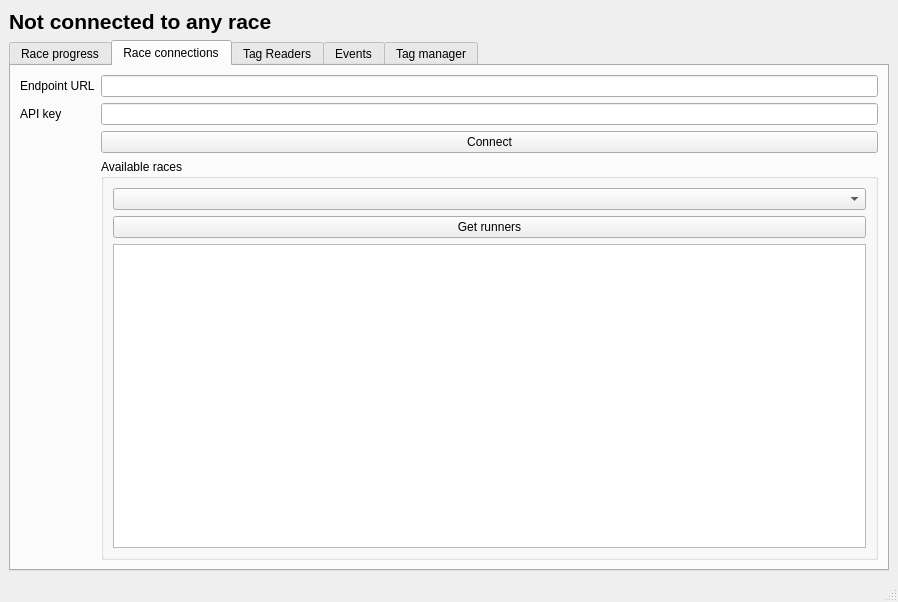
The window that software/src/mainwindow.ui (nfogh/Racetiming) describes before a commit, drawn with Qt 5.
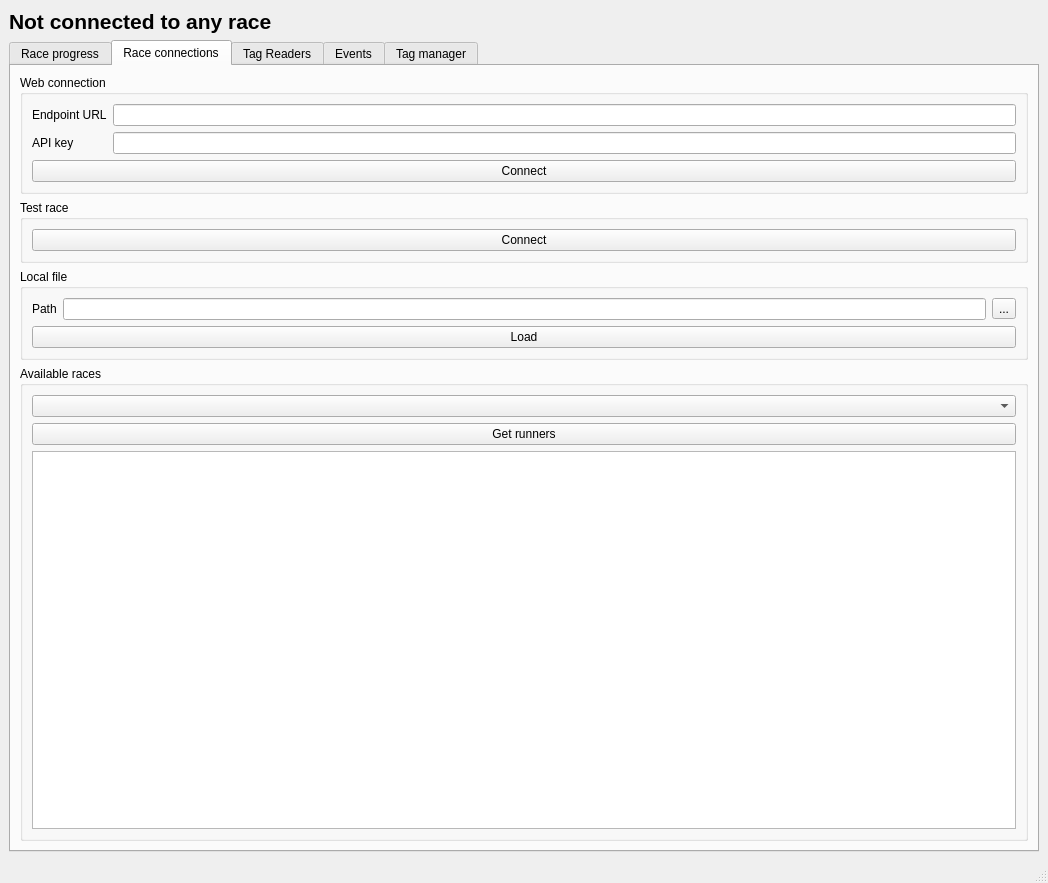
The same window after the commit. The open tabs and pages were chosen to show the change. Custom widgets are drawn as their Qt base class.

```diff
--- a/software/src/mainwindow.ui
+++ b/software/src/mainwindow.ui
@@ -6,8 +6,8 @@
    <rect>
     <x>0</x>
     <y>0</y>
-    <width>898</width>
-    <height>602</height>
+    <width>1048</width>
+    <height>883</height>
    </rect>
   </property>
   <property name="windowTitle">
@@ -64,63 +64,127 @@
        <attribute name="title">
         <string>Race connections</string>
        </attribute>
-       <layout class="QFormLayout" name="formLayout">
-        <item row="0" column="0">
-         <widget class="QLabel" name="label_3">
-          <property name="text">
-           <string>Endpoint URL</string>
+       <layout class="QVBoxLayout" name="verticalLayout_2">
+        <item>
+         <widget class="QGroupBox" name="webConnectionGroupBox">
+          <property name="title">
+           <string>Web connection</string>
           </property>
+          <layout class="QGridLayout" name="gridLayout_7">
+           <item row="0" column="1">
+            <widget class="QLineEdit" name="endpointLineEdit">
+             <property name="text">
+              <string/>
+             </property>
+            </widget>
+           </item>
+           <item row="1" column="1">
+            <widget class="QLineEdit" name="apiKeyLineEdit">
+             <property name="text">
+              <string/>
+             </property>
+            </widget>
+           </item>
+           <item row="1" column="0">
+            <widget class="QLabel" name="label_4">
+             <property name="text">
+              <string>API key</string>
+             </property>
+            </widget>
+           </item>
+           <item row="0" column="0">
+            <widget class="QLabel" name="label_3">
+             <property name="text">
+              <string>Endpoint URL</string>
+             </property>
+            </widget>
+           </item>
+           <item row="2" column="0" colspan="2">
+            <widget class="QPushButton" name="raceConnectionsConnectButton">
+             <property name="text">
+              <string>Connect</string>
+             </property>
+            </widget>
+           </item>
+          </layout>
          </widget>
         </item>
-        <item row="0" column="1">
-         <widget class="QLineEdit" name="endpointLineEdit">
-          <property name="text">
-           <string/>
+        <item>
+         <widget class="QGroupBox" name="testConnectionGroupBox">
+          <property name="title">
+           <string>Test race</string>
           </property>
+          <layout class="QGridLayout" name="gridLayout_3">
+           <item row="1" column="0">
+            <widget class="QPushButton" name="connectTestPushButton">
+             <property name="text">
+              <string>Connect</string>
+             </property>
+            </widget>
+           </item>
+          </layout>
          </widget>
         </item>
-        <item row="1" column="0">
-         <widget class="QLabel" name="label_4">
-          <property name="text">
-           <string>API key</string>
+        <item>
+         <widget class="QGroupBox" name="localConnectionGroupBox">
+          <property name="title">
+           <string>Local file</string>
           </property>
+          <layout class="QGridLayout" name="gridLayout_8">
+           <item row="0" column="2">
+            <widget class="QToolButton" name="connectLocalFilePathBrowseToolButton">
+             <property name="text">
+              <string>...</string>
+             </property>
+            </widget>
+           </item>
+           <item row="0" column="1">
+            <widget class="QLineEdit" name="connectLocalFilePathLineEdit"/>
+           </item>
+           <item row="0" column="0">
+            <widget class="QLabel" name="label_17">
+             <property name="text">
+              <string>Path</string>
+             </property>
+            </widget>
+           </item>
+           <item row="1" column="0" colspan="3">
+            <widget class="QPushButton" name="connectLocalPushButton">
+             <property name="text">
+              <string>Load</string>
+             </property>
+            </widget>
+           </item>
+          </layout>
          </widget>
         </item>
-        <item row="1" column="1">
-         <widget class="QLineEdit" name="apiKeyLineEdit">
-          <property name="text">
-           <string/>
-          </property>
-         </widget>
-        </item>
-        <item row="2" column="1">
-         <widget class="QPushButton" name="raceConnectionsConnectButton">
-          <property name="text">
-           <string>Connect</string>
-          </property>
-         </widget>
-        </item>
-        <item row="3" column="1">
+        <item>
          <widget class="QGroupBox" name="groupBox">
+          <property name="sizePolicy">
+           <sizepolicy hsizetype="Preferred" vsizetype="Expanding">
+            <horstretch>0</horstretch>
+            <verstretch>0</verstretch>
+           </sizepolicy>
+          </property>
           <property name="title">
            <string>Available races</string>
           </property>
-          <layout class="QGridLayout" name="gridLayout_3">
-           <item row="1" column="0">
+          <layout class="QVBoxLayout" name="verticalLayout_3">
+           <item>
+            <widget class="QComboBox" name="availableRacesComboBox">
+             <property name="modelColumn">
+              <number>1</number>
+             </property>
+            </widget>
+           </item>
+           <item>
             <widget class="QPushButton" name="getRunnersPushButton">
              <property name="text">
               <string>Get runners</string>
              </property>
             </widget>
            </item>
-           <item row="0" column="0">
-            <widget class="QComboBox" name="availableRacesComboBox">
-             <property name="modelColumn">
-              <number>1</number>
-             </property>
-            </widget>
-           </item>
-           <item row="2" column="0">
+           <item>
             <widget class="QTableView" name="tableView"/>
            </item>
           </layout>
```
Left out of the diff: 100 changed lines with no effect on the pictures.
